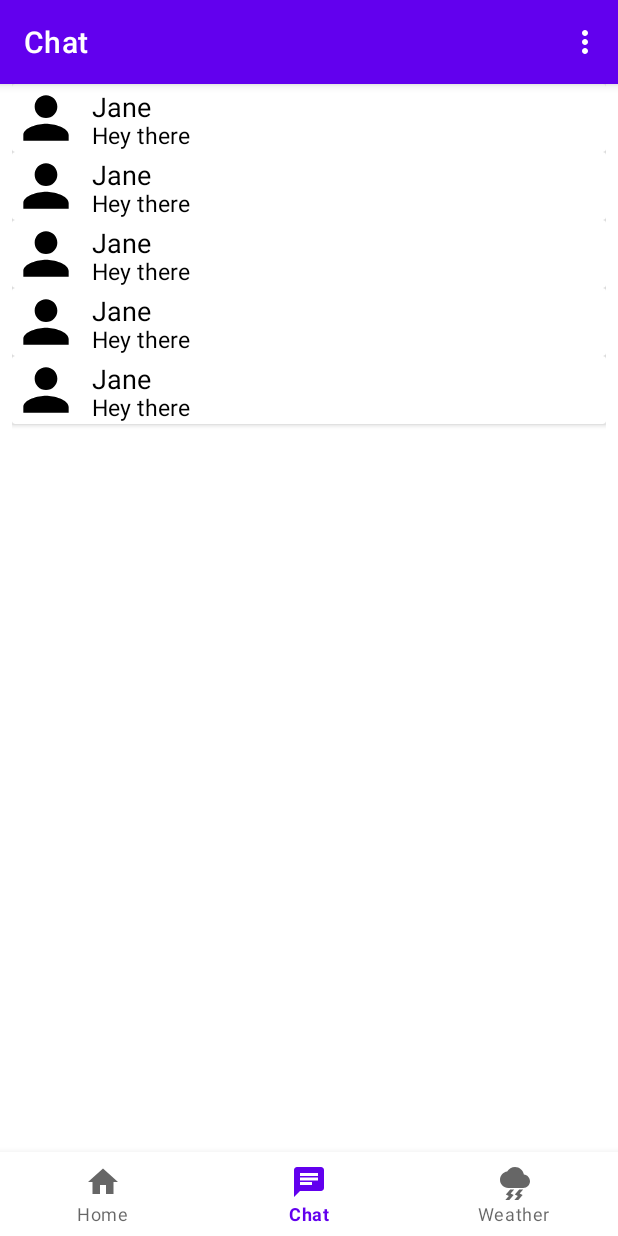
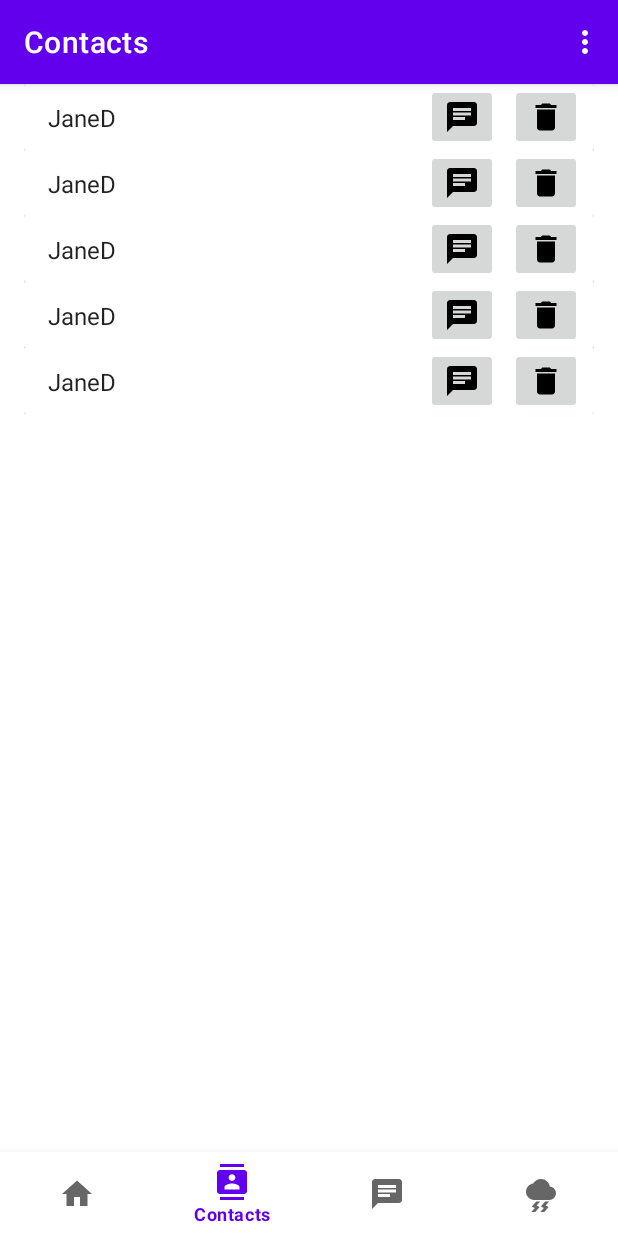
Before and after one commit to AmtojKaur/Group4_Project, an Android app: the screen it shows after launch (MainActivity), item 2 of the bottom bar chosen, on a phone screen of 412 x 824 dp. Run offline under Robolectric (Android 15) with nearby library versions, the phone set to English and light mode, and no system bars; our stand-ins replace navigation-ui.

Commit message:
contacts ui, buttons, list

```diff
--- a/app/src/main/java/edu/uw/tcss450/group4/weatherchatapp/MainActivity.java
+++ b/app/src/main/java/edu/uw/tcss450/group4/weatherchatapp/MainActivity.java
@@ -25,7 +25,7 @@ public class MainActivity extends AppCompatActivity {
 
         BottomNavigationView navView = findViewById(R.id.bottom_nav);
         mAppBarConfiguration = new AppBarConfiguration.Builder(
-                R.id.navigation_home, R.id.navigation_chat, R.id.navigation_weather)
+                R.id.navigation_home, R.id.navigation_contacts, R.id.navigation_chat, R.id.navigation_weather)
                 .build();
         NavController navController = Navigation.findNavController(this, R.id.nav_host_fragment);
         NavigationUI.setupActionBarWithNavController(this, navController, mAppBarConfiguration);
--- /dev/null
+++ b/app/src/main/java/edu/uw/tcss450/group4/weatherchatapp/contacts/Contacts.java
@@ -0,0 +1,53 @@
+package edu.uw.tcss450.group4.weatherchatapp.contacts;
+
+import java.io.Serializable;
+
+public class Contacts implements Serializable {
+
+    private final String mFirstName;
+    private final String mLastName;
+    private final String mUsername;
+    private final int mContactId;
+
+    public static class ContactsBuilder {
+        private final String mFirstName;
+        private final String mLastName;
+        private final String mUsername;
+        private final int mContactId;
+
+        public ContactsBuilder(String theFirstname, String theLastName, String theUsername, int theContactId) {
+            this.mFirstName = theFirstname;
+            this.mLastName = theLastName;
+            this.mUsername = theUsername;
+            this.mContactId = theContactId;
+        }
+
+        public Contacts build() {
+            return new Contacts(this);
+        }
+    }
+
+    private Contacts(final ContactsBuilder builder) {
+        this.mFirstName = builder.mFirstName;
+        this.mLastName = builder.mLastName;
+        this.mUsername = builder.mUsername;
+        this.mContactId = builder.mContactId;
+    }
+
+
+        public String getmFirstName() {
+            return mFirstName;
+        }
+
+        public String getmLastName() {
+            return mLastName;
+        }
+
+        public String getmUsername() {
+            return mUsername;
+        }
+
+        public int getmContactId() {
+            return mContactId;
+        }
+}
--- /dev/null
+++ b/app/src/main/java/edu/uw/tcss450/group4/weatherchatapp/contacts/ContactsFragment.java
@@ -0,0 +1,48 @@
+package edu.uw.tcss450.group4.weatherchatapp.contacts;
+
+import android.os.Bundle;
+
+import androidx.fragment.app.Fragment;
+import androidx.recyclerview.widget.RecyclerView;
+
+import android.view.LayoutInflater;
+import android.view.View;
+import android.view.ViewGroup;
+
+import java.util.ArrayList;
+
+import edu.uw.tcss450.group4.weatherchatapp.R;
+
+/**
+ * A simple {@link Fragment} subclass.
+ */
+public class ContactsFragment extends Fragment {
+
+    /**
+     * Number of columns in the contacts list
+     */
+    private int mColumnCount = 3;
+
+    /**
+     * Empty constructor
+     */
+    public ContactsFragment() {
+    }
+
+    /**
+     * Handle when fragment is created
+     * @param savedInstanceState saved instance state
+     */
+    @Override
+    public View onCreateView(LayoutInflater inflater, ViewGroup container,
+                             Bundle savedInstanceState) {
+
+        View view = inflater.inflate(R.layout.fragment_contacts_list, container, false);
+        if (view instanceof RecyclerView) {
+            ((RecyclerView) view).setAdapter(
+                    new ContactsRecyclerViewAdapter(ContactsGenerator.getContacts()));
+        }
+        return view;
+    }
+
+}
--- /dev/null
+++ b/app/src/main/java/edu/uw/tcss450/group4/weatherchatapp/contacts/ContactsGenerator.java
@@ -0,0 +1,30 @@
+package edu.uw.tcss450.group4.weatherchatapp.contacts;
+
+import java.util.List;
+
+public class ContactsGenerator {
+
+    private static final Contacts[] CONTACTS;
+    public static final int COUNT = 5;
+
+    static {
+        CONTACTS = new Contacts[COUNT];
+        for (int i = 0; i < CONTACTS.length; i++) {
+            CONTACTS[i] = new Contacts
+                    .ContactsBuilder("Jane", "Doe", "JaneD", 4)
+                    .build();
+        }
+    }
+
+    public static List<Contacts> getContactList() {
+        return List.of(CONTACTS);
+    }
+
+
+
+    public static Contacts[] getContacts() {
+        return CONTACTS;
+    }
+
+    private ContactsGenerator() {}
+}
--- /dev/null
+++ b/app/src/main/java/edu/uw/tcss450/group4/weatherchatapp/contacts/ContactsListViewModel.java
@@ -0,0 +1,28 @@
+package edu.uw.tcss450.group4.weatherchatapp.contacts;
+
+import android.app.Application;
+
+import androidx.annotation.NonNull;
+import androidx.lifecycle.AndroidViewModel;
+import androidx.lifecycle.LifecycleOwner;
+import androidx.lifecycle.MutableLiveData;
+import androidx.lifecycle.Observer;
+
+import java.util.ArrayList;
+import java.util.List;
+
+public class ContactsListViewModel extends AndroidViewModel {
+        private MutableLiveData<List<Contacts>> mContactList;
+
+        public ContactsListViewModel(@NonNull Application application) {
+            super(application);
+            mContactList = new MutableLiveData<>();
+            mContactList.setValue(new ArrayList<>());
+        }
+
+        public void addContactListObserver(@NonNull LifecycleOwner owner,
+                                           @NonNull Observer<? super List<Contacts>> observer) {
+            mContactList.observe(owner, observer);
+        }
+
+}
--- /dev/null
+++ b/app/src/main/java/edu/uw/tcss450/group4/weatherchatapp/contacts/ContactsRecyclerViewAdapter.java
@@ -0,0 +1,76 @@
+package edu.uw.tcss450.group4.weatherchatapp.contacts;
+
+import android.view.LayoutInflater;
+import android.view.View;
+import android.view.ViewGroup;
+import android.widget.TextView;
+
+import androidx.recyclerview.widget.RecyclerView;
+
+import java.util.Arrays;
+import java.util.List;
+
+import edu.uw.tcss450.group4.weatherchatapp.R;
+
+public class ContactsRecyclerViewAdapter extends RecyclerView.Adapter<ContactsRecyclerViewAdapter.ViewHolder> {
+    private final List<Contacts> mValues;
+
+    public ContactsRecyclerViewAdapter(Contacts[] items) {
+        mValues = Arrays.asList(items);
+    }
+
+    @Override
+    public ViewHolder onCreateViewHolder(ViewGroup parent, int viewType) {
+        return new ViewHolder(LayoutInflater.from(parent.getContext())
+                .inflate(R.layout.fragment_contacts, parent, false));
+    }
+
+    @Override
+    public void onBindViewHolder(final ViewHolder holder, int position) {
+
+        // out of bounds bug fix -- DELETE THIS LATER
+        if (position <= 0) {
+            position = 0;
+        } else if (position > 4) {
+            position = 4;
+        } else {
+            position-- ;
+        }
+        // end of bug fix
+
+        holder.mItem = mValues.get(position);
+        holder.mContentView.setText(holder.mItem.getmUsername());
+
+    }
+
+    @Override
+    public int getItemCount() {
+        // BUG -- DELETE THIS WHEN FIXED
+        return 5;//mValues.size();
+    }
+
+    public class ViewHolder extends RecyclerView.ViewHolder {
+
+        public final View mView;
+        public final TextView mIdView;
+        public final TextView mContentView;
+        public Contacts mItem;
+
+        public ViewHolder(View view) {
+            super(view);
+            mView = view;
+            mIdView = view.findViewById(R.id.item_number);
+            mContentView = view.findViewById(R.id.content);
+        }
+
+        void setContactPreview(final Contacts contact) {
+            mItem = contact;
+            mContentView.setText(contact.getmUsername());
+        }
+
+        @Override
+        public String toString() {
+            return super.toString() + " '" + mContentView.getText() + "'";
+        }
+    }
+}
--- /dev/null
+++ b/app/src/main/res/drawable/ic_contact_chat_black_24dp.xml
@@ -0,0 +1,5 @@
+<vector android:autoMirrored="true" android:height="24dp"
+    android:tint="#000000" android:viewportHeight="24"
+    android:viewportWidth="24" android:width="24dp" xmlns:android="http://schemas.android.com/apk/res/android">
+    <path android:fillColor="@android:color/white" android:pathData="M20,2L4,2c-1.1,0 -1.99,0.9 -1.99,2L2,22l4,-4h14c1.1,0 2,-0.9 2,-2L22,4c0,-1.1 -0.9,-2 -2,-2zM6,9h12v2L6,11L6,9zM14,14L6,14v-2h8v2zM18,8L6,8L6,6h12v2z"/>
+</vector>
--- /dev/null
+++ b/app/src/main/res/drawable/ic_contact_delete_black_24dp.xml
@@ -0,0 +1,5 @@
+<vector android:height="24dp" android:tint="#000000"
+    android:viewportHeight="24" android:viewportWidth="24"
+    android:width="24dp" xmlns:android="http://schemas.android.com/apk/res/android">
+    <path android:fillColor="@android:color/white" android:pathData="M6,19c0,1.1 0.9,2 2,2h8c1.1,0 2,-0.9 2,-2V7H6v12zM19,4h-3.5l-1,-1h-5l-1,1H5v2h14V4z"/>
+</vector>
--- /dev/null
+++ b/app/src/main/res/drawable/ic_contacts_black_24dp.xml
@@ -0,0 +1,5 @@
+<vector android:height="24dp" android:tint="#000000"
+    android:viewportHeight="24" android:viewportWidth="24"
+    android:width="24dp" xmlns:android="http://schemas.android.com/apk/res/android">
+    <path android:fillColor="@android:color/white" android:pathData="M20,0L4,0v2h16L20,0zM4,24h16v-2L4,22v2zM20,4L4,4c-1.1,0 -2,0.9 -2,2v12c0,1.1 0.9,2 2,2h16c1.1,0 2,-0.9 2,-2L22,6c0,-1.1 -0.9,-2 -2,-2zM12,6.75c1.24,0 2.25,1.01 2.25,2.25s-1.01,2.25 -2.25,2.25S9.75,10.24 9.75,9 10.76,6.75 12,6.75zM17,17L7,17v-1.5c0,-1.67 3.33,-2.5 5,-2.5s5,0.83 5,2.5L17,17z"/>
+</vector>
--- /dev/null
+++ b/app/src/main/res/layout/fragment_contacts.xml
@@ -0,0 +1,58 @@
+<?xml version="1.0" encoding="utf-8"?>
+<LinearLayout xmlns:android="http://schemas.android.com/apk/res/android"
+    xmlns:app="http://schemas.android.com/apk/res-auto"
+    android:id="@+id/linearLayout2"
+    android:layout_width="match_parent"
+    android:layout_height="wrap_content">
+
+    <androidx.cardview.widget.CardView
+        android:layout_width="match_parent"
+        android:layout_height="match_parent">
+
+        <androidx.constraintlayout.widget.ConstraintLayout
+            android:layout_width="match_parent"
+            android:layout_height="match_parent">
+
+            <TextView
+                android:id="@+id/item_number"
+                android:layout_width="wrap_content"
+                android:layout_height="wrap_content"
+                android:layout_marginStart="16dp"
+                android:textAppearance="?attr/textAppearanceListItem"
+                app:layout_constraintBaseline_toBaselineOf="@+id/content"
+                app:layout_constraintStart_toStartOf="parent" />
+
+            <TextView
+                android:id="@+id/content"
+                android:layout_width="wrap_content"
+                android:layout_height="wrap_content"
+                android:layout_marginStart="16dp"
+                android:textAppearance="?attr/textAppearanceListItem"
+                app:layout_constraintBottom_toBottomOf="parent"
+                app:layout_constraintStart_toStartOf="parent"
+                app:layout_constraintTop_toTopOf="parent" />
+
+            <ImageButton
+                android:id="@+id/imageButton3"
+                android:layout_width="wrap_content"
+                android:layout_height="wrap_content"
+                android:layout_marginEnd="8dp"
+                app:layout_constraintBottom_toBottomOf="parent"
+                app:layout_constraintEnd_toStartOf="@+id/imageButton"
+                app:layout_constraintTop_toTopOf="parent"
+                app:layout_constraintVertical_bias="0.0"
+                app:srcCompat="@drawable/ic_contact_chat_black_24dp" />
+
+            <ImageButton
+                android:id="@+id/imageButton"
+                android:layout_width="wrap_content"
+                android:layout_height="wrap_content"
+                android:layout_marginEnd="8dp"
+                app:layout_constraintBottom_toBottomOf="parent"
+                app:layout_constraintEnd_toEndOf="parent"
+                app:layout_constraintTop_toTopOf="parent"
+                app:srcCompat="@drawable/ic_contact_delete_black_24dp" />
+
+        </androidx.constraintlayout.widget.ConstraintLayout>
+    </androidx.cardview.widget.CardView>
+</LinearLayout>
--- /dev/null
+++ b/app/src/main/res/layout/fragment_contacts_list.xml
@@ -0,0 +1,13 @@
+<?xml version="1.0" encoding="utf-8"?>
+<androidx.recyclerview.widget.RecyclerView xmlns:android="http://schemas.android.com/apk/res/android"
+    xmlns:app="http://schemas.android.com/apk/res-auto"
+    xmlns:tools="http://schemas.android.com/tools"
+    android:id="@+id/list"
+    android:name="edu.uw.chather.ui.connections.ConnectionFragment"
+    android:layout_width="match_parent"
+    android:layout_height="match_parent"
+    android:layout_marginLeft="16dp"
+    android:layout_marginRight="16dp"
+    app:layoutManager="LinearLayoutManager"
+    tools:context=".contacts.ContactsFragment"
+    tools:listitem="@layout/fragment_contacts" />
--- a/app/src/main/res/menu/bottom_nav_menu.xml
+++ b/app/src/main/res/menu/bottom_nav_menu.xml
@@ -4,6 +4,10 @@
         android:id="@+id/navigation_home"
         android:icon="@drawable/ic_home_black_24dp"
         android:title="@string/title_home" />
+    <item
+        android:id="@+id/navigation_contacts"
+        android:icon="@drawable/ic_contacts_black_24dp"
+        android:title="@string/title_contacts" />
     <item
         android:id="@+id/navigation_chat"
         android:icon="@drawable/ic_chat_black_24dp"
--- a/app/src/main/res/navigation/main_graph.xml
+++ b/app/src/main/res/navigation/main_graph.xml
@@ -22,6 +22,11 @@
         android:name="edu.uw.tcss450.group4.weatherchatapp.Weather.WeatherFragment"
         android:label="@string/title_weather"
         tools:layout="@layout/fragment_weather" />
+    <fragment
+        android:id="@+id/navigation_contacts"
+        android:name="edu.uw.tcss450.group4.weatherchatapp.contacts.ContactsFragment"
+        android:label="@string/title_contacts"
+        tools:layout="@layout/fragment_contacts_list" />
 
 
 </navigation>
--- a/app/src/main/res/values/strings.xml
+++ b/app/src/main/res/values/strings.xml
@@ -7,7 +7,10 @@
     <string name="title_home">Home</string>
     <string name="title_chat">Chat</string>
     <string name="title_weather">Weather</string>
+    <string name="title_contacts">Contacts</string>
 
     <string name="action_edit_profile">Edit Profile</string>
     <string name="action_log_out">Log Out</string>
+    <!-- TODO: Remove or change this placeholder text -->
+    <string name="hello_blank_fragment">Hello blank fragment</string>
 </resources>
```
